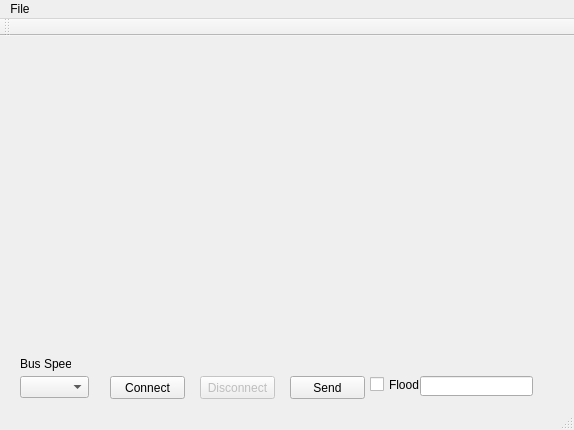
huukit/Atmega-CAN, file canbridge/library/CanBridgeTester/mainwindow.ui: the form before one commit.
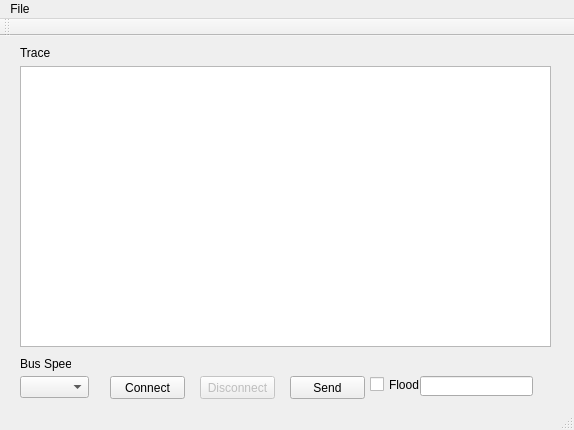
The form after the commit.

Commit message: Simple trace output added.

```diff
--- a/canbridge/library/CanBridgeTester/mainwindow.ui
+++ b/canbridge/library/CanBridgeTester/mainwindow.ui
@@ -10,6 +10,18 @@
     <height>430</height>
    </rect>
   </property>
+  <property name="minimumSize">
+   <size>
+    <width>574</width>
+    <height>430</height>
+   </size>
+  </property>
+  <property name="maximumSize">
+   <size>
+    <width>574</width>
+    <height>430</height>
+   </size>
+  </property>
   <property name="windowTitle">
    <string>MainWindow</string>
   </property>
@@ -105,6 +117,32 @@
      </rect>
     </property>
    </widget>
+   <widget class="QTextEdit" name="textIncoming">
+    <property name="geometry">
+     <rect>
+      <x>20</x>
+      <y>30</y>
+      <width>531</width>
+      <height>281</height>
+     </rect>
+    </property>
+    <property name="inputMethodHints">
+     <set>Qt::ImhMultiLine</set>
+    </property>
+   </widget>
+   <widget class="QLabel" name="label_2">
+    <property name="geometry">
+     <rect>
+      <x>20</x>
+      <y>10</y>
+      <width>46</width>
+      <height>13</height>
+     </rect>
+    </property>
+    <property name="text">
+     <string>Trace</string>
+    </property>
+   </widget>
   </widget>
   <widget class="QMenuBar" name="menuBar">
    <property name="geometry">
```
Left out of the diff: 4 changed lines with no effect on the pictures. The commit also changes 3 other files.
